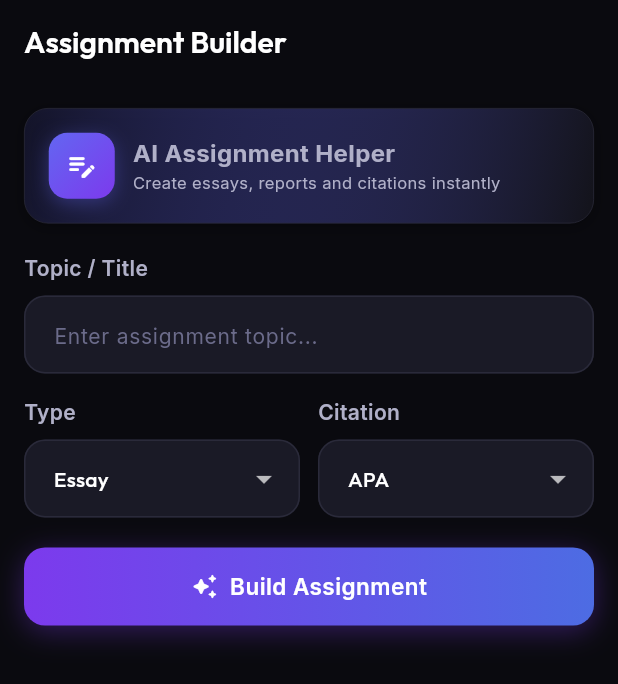
After one commit to Faakhir03Memon/Lumina-Study, a Flutter app: the AssignmentScreen screen opened by its route, after a tap on "Build Assignment", on a phone screen of 412 x 824 dp. The commit adds this screen. Shown: the top 684 px of the screen. Run offline on Flutter 3.47's test engine with Material 3 defaults, Android fonts, the phone set to English and light mode, and no system bars; our stand-ins replace cached_network_image, file_picker, flutter_animate, flutter_highlight, flutter_markdown, go_router and 2 more; missing offline and left inert: syncfusion_flutter_pdf; accounts and stored records are empty.

Commit message:
feat: Implement dashboard and assignment screens, and configure GoRouter for application navigation.

```diff
--- a/lumina_study/lib/core/router/app_router.dart
+++ b/lumina_study/lib/core/router/app_router.dart
@@ -9,6 +9,7 @@ import 'package:lumina_study/features/image_gen/image_gen_screen.dart';
 import 'package:lumina_study/features/coding/coding_screen.dart';
 import 'package:lumina_study/features/dashboard/dashboard_screen.dart';
 import 'package:lumina_study/features/dashboard/settings_screen.dart';
+import 'package:lumina_study/features/assignment/assignment_screen.dart';
 
 final appRouter = GoRouter(
   initialLocation: '/splash',
@@ -74,6 +75,11 @@ final appRouter = GoRouter(
       ],
     ),
     GoRoute(
+      path: '/assignment',
+      name: 'assignment',
+      builder: (context, state) => const AssignmentScreen(),
+    ),
+    GoRoute(
       path: '/coding',
       name: 'coding',
       builder: (context, state) => const CodingScreen(),
--- /dev/null
+++ b/lumina_study/lib/features/assignment/assignment_screen.dart
@@ -0,0 +1,176 @@
+import 'package:flutter/material.dart';
+import 'package:flutter/services.dart';
+import 'package:flutter_animate/flutter_animate.dart';
+import 'package:lumina_study/core/theme/app_theme.dart';
+import 'package:lumina_study/shared/services/ai_service.dart';
+import 'package:lumina_study/shared/services/storage_service.dart';
+import 'package:lumina_study/shared/widgets/lumina_widgets.dart';
+import 'package:flutter_markdown/flutter_markdown.dart';
+
+class AssignmentScreen extends StatefulWidget {
+  const AssignmentScreen({super.key});
+
+  @override
+  State<AssignmentScreen> createState() => _AssignmentScreenState();
+}
+
+class _AssignmentScreenState extends State<AssignmentScreen> {
+  final _topicController = TextEditingController();
+  String _selectedType = 'Essay';
+  String _citationStyle = 'APA';
+  bool _isLoading = false;
+  String _result = '';
+
+  final _types = ['Essay', 'Report', 'Research Paper', 'Review', 'Case Study'];
+  final _citations = ['None', 'APA', 'MLA', 'Chicago', 'Harvard'];
+
+  Future<void> _generate() async {
+    final topic = _topicController.text.trim();
+    if (topic.isEmpty) return;
+
+    setState(() {
+      _isLoading = true;
+      _result = '';
+    });
+
+    final ai = AiService(
+      groqApiKey: StorageService.groqApiKey,
+      geminiApiKey: StorageService.geminiApiKey,
+    );
+
+    final prompt = '''Write a professional $_selectedType on the topic: "$topic".
+${_citationStyle != 'None' ? 'Include proper $_citationStyle style citations and a references section.' : ''}
+Use academic tone, clear headings, and markdown formatting.
+Long and detailed response required.''';
+
+    try {
+      final response = await ai.smartChat(
+        messages: [ChatMessage(role: 'user', content: prompt)],
+        taskType: 'long',
+      );
+
+      if (mounted) {
+        setState(() {
+          _result = response;
+          _isLoading = false;
+        });
+        await StorageService.updateStreak();
+      }
+    } catch (e) {
+      if (mounted) {
+        setState(() {
+          _result = '❌ Error: $e';
+          _isLoading = false;
+        });
+      }
+    }
+  }
+
+  @override
+  Widget build(BuildContext context) {
+    return Scaffold(
+      backgroundColor: AppColors.bg,
+      appBar: AppBar(backgroundColor: AppColors.bg, title: const Text('Assignment Builder')),
+      body: SingleChildScrollView(
+        padding: const EdgeInsets.all(16),
+        child: Column(
+          crossAxisAlignment: CrossAxisAlignment.start,
+          children: [
+            LuminaCard(
+              gradient: [AppColors.dashColor.withOpacity(0.12), AppColors.bgCard],
+              child: const Row(
+                children: [
+                  GradientIcon(icon: Icons.edit_note_rounded, colors: [AppColors.dashColor, AppColors.primary]),
+                  SizedBox(width: 12),
+                  Expanded(
+                    child: Column(
+                      crossAxisAlignment: CrossAxisAlignment.start,
+                      children: [
+                        Text('AI Assignment Helper', style: TextStyle(fontWeight: FontWeight.w700, fontSize: 16)),
+                        Text('Create essays, reports and citations instantly', style: TextStyle(color: AppColors.textSecondary, fontSize: 11)),
+                      ],
+                    ),
+                  ),
+                ],
+              ),
+            ),
+            const SizedBox(height: 20),
+            const Text('Topic / Title', style: TextStyle(fontSize: 14, fontWeight: FontWeight.w600)),
+            const SizedBox(height: 8),
+            TextField(
+              controller: _topicController,
+              decoration: const InputDecoration(hintText: 'Enter assignment topic...'),
+            ),
+            const SizedBox(height: 16),
+            Row(
+              children: [
+                Expanded(
+                  child: Column(
+                    crossAxisAlignment: CrossAxisAlignment.start,
+                    children: [
+                      const Text('Type', style: TextStyle(fontSize: 14, fontWeight: FontWeight.w600)),
+                      const SizedBox(height: 8),
+                      DropdownButtonFormField<String>(
+                        value: _selectedType,
+                        items: _types.map((t) => DropdownMenuItem(value: t, child: Text(t))).toList(),
+                        onChanged: (v) => setState(() => _selectedType = v!),
+                        dropdownColor: AppColors.bgCard,
+                      ),
+                    ],
+                  ),
+                ),
+                const SizedBox(width: 12),
+                Expanded(
+                  child: Column(
+                    crossAxisAlignment: CrossAxisAlignment.start,
+                    children: [
+                      const Text('Citation', style: TextStyle(fontSize: 14, fontWeight: FontWeight.w600)),
+                      const SizedBox(height: 8),
+                      DropdownButtonFormField<String>(
+                        value: _citationStyle,
+                        items: _citations.map((t) => DropdownMenuItem(value: t, child: Text(t))).toList(),
+                        onChanged: (v) => setState(() => _citationStyle = v!),
+                        dropdownColor: AppColors.bgCard,
+                      ),
+                    ],
+                  ),
+                ),
+              ],
+            ),
+            const SizedBox(height: 20),
+            LuminaButton(
+              label: _isLoading ? 'Generating Assignment...' : 'Build Assignment',
+              icon: Icons.auto_awesome_rounded,
+              isLoading: _isLoading,
+              onTap: _generate,
+            ),
+            if (_result.isNotEmpty) ...[
+              const SizedBox(height: 24),
+              Row(
+                mainAxisAlignment: MainAxisAlignment.spaceBetween,
+                children: [
+                  const Text('Generated Content', style: TextStyle(fontSize: 15, fontWeight: FontWeight.w700)),
+                  IconButton(
+                    onPressed: () => Clipboard.setData(ClipboardData(text: _result)),
+                    icon: const Icon(Icons.copy_rounded, color: AppColors.primary, size: 20),
+                  ),
+                ],
+              ),
+              const SizedBox(height: 12),
+              LuminaCard(
+                child: MarkdownBody(
+                  data: _result,
+                  styleSheet: MarkdownStyleSheet(
+                    p: const TextStyle(fontSize: 14, height: 1.6, color: AppColors.textPrimary),
+                    h2: const TextStyle(fontSize: 18, fontWeight: FontWeight.w700, color: AppColors.textPrimary),
+                  ),
+                ),
+              ),
+              const SizedBox(height: 40),
+            ],
+          ],
+        ),
+      ),
+    );
+  }
+}
--- a/lumina_study/lib/features/dashboard/dashboard_screen.dart
+++ b/lumina_study/lib/features/dashboard/dashboard_screen.dart
@@ -149,12 +149,11 @@ class _DashboardScreenState extends State<DashboardScreen> {
                     onTap: () => context.push('/coding'),
                   ),
                   _FeatureTile(
-                    icon: Icons.auto_awesome_rounded,
-                    label: 'Coming Soon',
-                    subtitle: 'Voice assistant',
-                    colors: [AppColors.bgSurface, AppColors.bgCard],
-                    onTap: () {},
-                    disabled: true,
+                    icon: Icons.edit_note_rounded,
+                    label: 'Assignments',
+                    subtitle: 'Essays & Reports',
+                    colors: [AppColors.primary, Color(0xFF4F46E5)],
+                    onTap: () => context.push('/assignment'),
                   ),
                 ],
               ).animate().fadeIn(delay: 200.ms, duration: 400.ms),
--- a/lumina_study/lib/shared/services/ai_service.dart
+++ b/lumina_study/lib/shared/services/ai_service.dart
@@ -65,9 +65,10 @@ class AiService {
     }
   }
 
-  // ── Gemini Chat ───────────────────────────────────────────────────────────
+  // ── Gemini Chat (Supports Multimodal) ──────────────────────────────────────
   Future<String> sendGeminiMessage({
     required String prompt,
+    String? base64Image,
     String model = ApiConstants.geminiModel,
     int maxTokens = ApiConstants.defaultMaxTokens,
   }) async {
@@ -75,17 +76,17 @@ class AiService {
       return '⚠️ Gemini API key not set. Please go to **Settings** and enter your free Gemini API key from [aistudio.google.com](https://aistudio.google.com).';
     }
 
-    final url =
-        '${ApiConstants.geminiBaseUrl}/models/$model:generateContent?key=$geminiApiKey';
+    final url = '${ApiConstants.geminiBaseUrl}/models/$model:generateContent?key=$geminiApiKey';
 
-    final response = await http.post(
-      Uri.parse(url),
-      headers: {'Content-Type': 'application/json'},
-      body: jsonEncode({
+    final Map<String, dynamic> requestBody = {
       'contents': [
         {
           'parts': [
-              {'text': prompt}
+            {'text': prompt},
+            if (base64Image != null)
+              {
+                'inline_data': {'mime_type': 'image/jpeg', 'data': base64Image}
+              },
           ]
         }
       ],
@@ -93,7 +94,12 @@ class AiService {
         'maxOutputTokens': maxTokens,
         'temperature': 0.7,
       },
-      }),
+    };
+
+    final response = await http.post(
+      Uri.parse(url),
+      headers: {'Content-Type': 'application/json'},
+      body: jsonEncode(requestBody),
     );
 
     if (response.statusCode == 200) {
```
Lines whose indentation alone changed are shown as unchanged.
